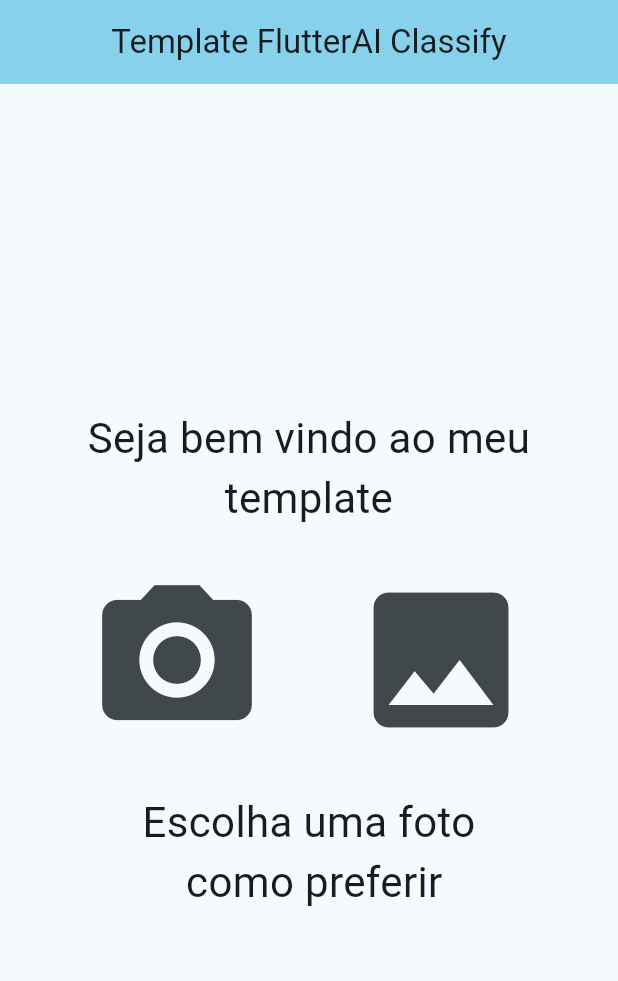
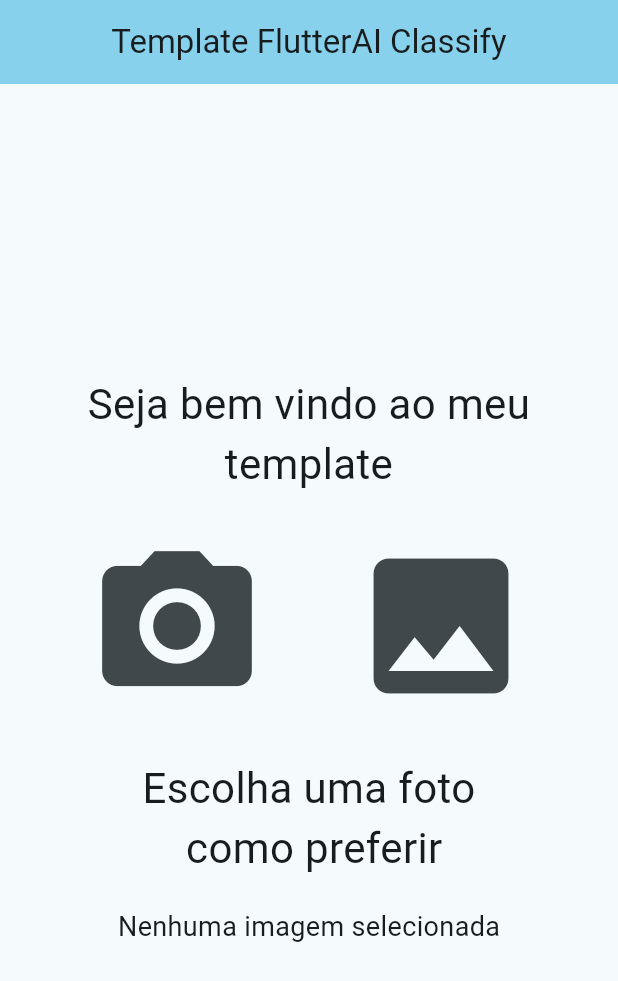
Before and after one commit to mauriciobenjamin700/template-flutter-ml-app, a Flutter app: the screen it shows after launch, after a tap on the "camera alt" icon, on a phone screen of 412 x 824 dp. Shown: the top 981 px of the screen. Run offline on Flutter 3.47's test engine with Material 3 defaults, Android fonts, the phone set to English and light mode, and no system bars; our stand-ins replace image_picker.

```diff
--- a/project/lib/main.dart
+++ b/project/lib/main.dart
@@ -1,4 +1,6 @@
 import 'package:flutter/material.dart';
+import 'package:image_picker/image_picker.dart';
+import 'dart:io'; // Para manipular o arquivo da imagem
 
 void main() {
   runApp(const MyApp());
@@ -31,12 +33,32 @@ class MyHomePage extends StatefulWidget {
 }
 
 class _MyHomePageState extends State<MyHomePage> {
-  int _counter = 0;
+  File? _selectedImage; // Variável para armazenar a imagem selecionada
 
-  void _incrementCounter() {
-    setState(() {
-      _counter++;
-    });
+  Future<void> _pickImageFromGallery() async {
+    final picker = ImagePicker();
+    final pickedFile = await picker.pickImage(source: ImageSource.gallery);
+
+    if (pickedFile != null) {
+      setState(() {
+        _selectedImage = File(pickedFile.path); // Armazena a imagem selecionada
+      });
+    } else {
+      print('Nenhuma imagem foi selecionada.');
+    }
+  }
+
+  Future<void> _takePhotoWithCamera() async {
+    final picker = ImagePicker();
+    final pickedFile = await picker.pickImage(source: ImageSource.camera);
+
+    if (pickedFile != null) {
+      setState(() {
+        _selectedImage = File(pickedFile.path); // Armazena a foto capturada
+      });
+    } else {
+      print('Nenhuma foto foi tirada.');
+    }
   }
 
   @override
@@ -64,20 +86,14 @@ class _MyHomePageState extends State<MyHomePage> {
             mainAxisAlignment: MainAxisAlignment.center,
             children: <Widget>[
               IconButton(
-                onPressed: () {
-                  // Adicione a lógica para abrir a câmera aqui
-                  print('Abrir câmera');
-                },
+                onPressed: _takePhotoWithCamera,
                 icon: const Icon(Icons.camera_alt),
                 iconSize: 120,
                 tooltip: "Abrir câmera",
               ),
               const SizedBox(width: 40), // Espaçamento entre os botões
               IconButton(
-                onPressed: () {
-                  // Adicione a lógica para abrir a câmera aqui
-                  print('Abrir galeria');
-                },
+                onPressed: _pickImageFromGallery,
                 icon: const Icon(Icons.photo),
                 iconSize: 120,
                 tooltip: "Abrir Galeria",
@@ -89,7 +105,21 @@ class _MyHomePageState extends State<MyHomePage> {
             "Escolha uma foto \n como preferir",
             textAlign: TextAlign.center,
             style: TextStyle(fontSize: 28),
-          )
+          ),
+          const SizedBox(height: 20),
+          _selectedImage != null
+          ? // Verifica se uma imagem foi selecionada
+            Image.file(
+              _selectedImage!,
+              width: 200,
+              height: 200,
+              fit: BoxFit.cover,
+            )
+          :
+            const Text(
+              "Nenhuma imagem selecionada",
+              style: TextStyle(fontSize: 18),
+            ),
           ],
         )
 
```
Also changed, not shown: project/pubspec.yaml (+6 -67 lines), project/pubspec.lock, 2 other files.
